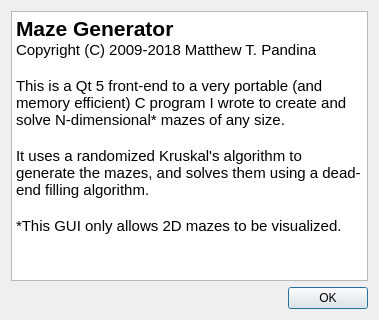
Old version of the form about.ui in the repository artcfox/maze-generator.
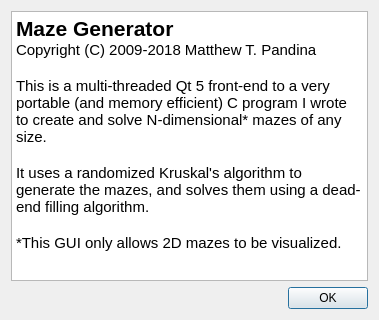
New version of the form.

Commit message:
Add multi-threaded MazeWidget and faster rendering backend
* Add worker thread to free up GUI when generating very large mazes
* Add ability to see memory required before generating a new maze
* New rendering backend requires no additional memory; it renders
  on-the-fly directly from the compressed maze data structures
* Remove lag when changing maze view attributes

```diff
--- a/about.ui
+++ b/about.ui
@@ -24,7 +24,7 @@
 &lt;p style=&quot; margin-top:0px; margin-bottom:0px; margin-left:0px; margin-right:0px; -qt-block-indent:0; text-indent:0px;&quot;&gt;&lt;span style=&quot; font-size:16pt; font-weight:600;&quot;&gt;Maze Generator&lt;/span&gt;&lt;/p&gt;
 &lt;p style=&quot; margin-top:0px; margin-bottom:0px; margin-left:0px; margin-right:0px; -qt-block-indent:0; text-indent:0px;&quot;&gt;Copyright (C) 2009-2018 Matthew T. Pandina&lt;/p&gt;
 &lt;p style=&quot;-qt-paragraph-type:empty; margin-top:0px; margin-bottom:0px; margin-left:0px; margin-right:0px; -qt-block-indent:0; text-indent:0px;&quot;&gt;&lt;br /&gt;&lt;/p&gt;
-&lt;p style=&quot; margin-top:0px; margin-bottom:0px; margin-left:0px; margin-right:0px; -qt-block-indent:0; text-indent:0px;&quot;&gt;This is a Qt 5 front-end to a very portable (and memory efficient) C program I wrote to create and solve N-dimensional* mazes of any size.&lt;/p&gt;
+&lt;p style=&quot; margin-top:0px; margin-bottom:0px; margin-left:0px; margin-right:0px; -qt-block-indent:0; text-indent:0px;&quot;&gt;This is a multi-threaded Qt 5 front-end to a very portable (and memory efficient) C program I wrote to create and solve N-dimensional* mazes of any size.&lt;/p&gt;
 &lt;p style=&quot;-qt-paragraph-type:empty; margin-top:0px; margin-bottom:0px; margin-left:0px; margin-right:0px; -qt-block-indent:0; text-indent:0px;&quot;&gt;&lt;br /&gt;&lt;/p&gt;
 &lt;p style=&quot; margin-top:0px; margin-bottom:0px; margin-left:0px; margin-right:0px; -qt-block-indent:0; text-indent:0px;&quot;&gt;It uses a randomized Kruskal's algorithm to generate the mazes, and solves them using a dead-end filling algorithm.&lt;/p&gt;
 &lt;p style=&quot;-qt-paragraph-type:empty; margin-top:0px; margin-bottom:0px; margin-left:0px; margin-right:0px; -qt-block-indent:0; text-indent:0px;&quot;&gt;&lt;br /&gt;&lt;/p&gt;
```
The commit also changes 17 other files.
